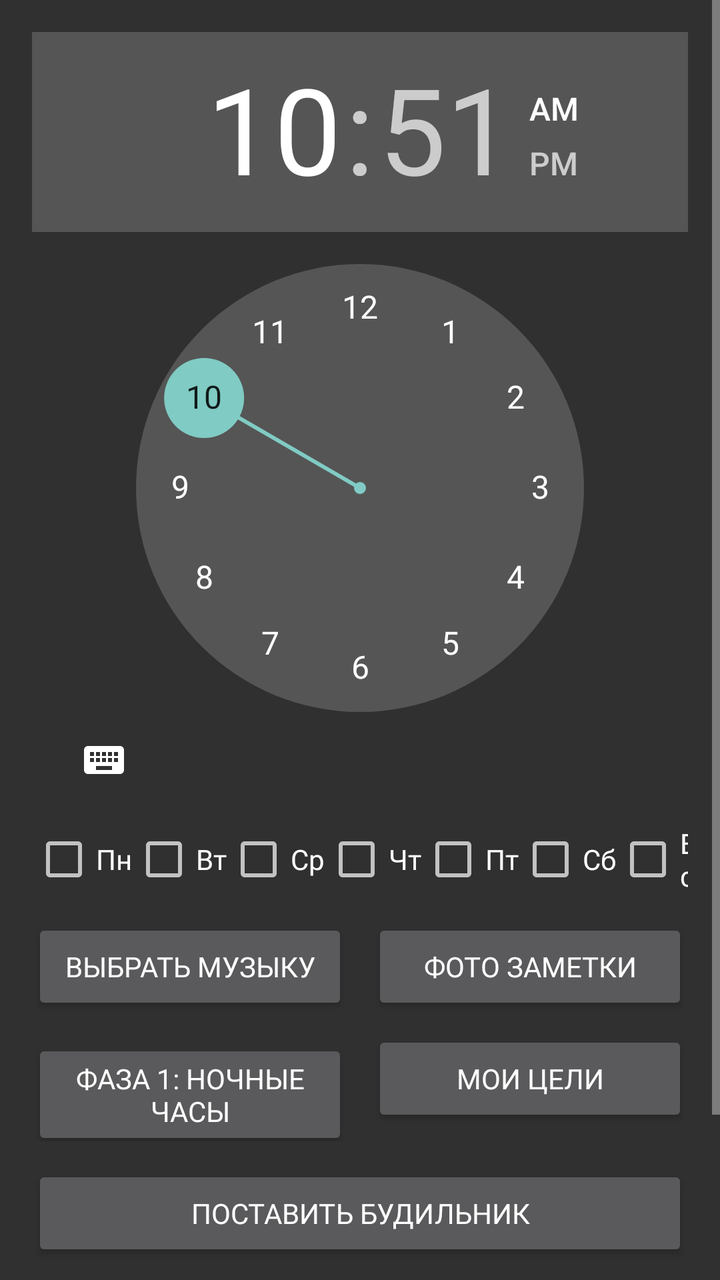
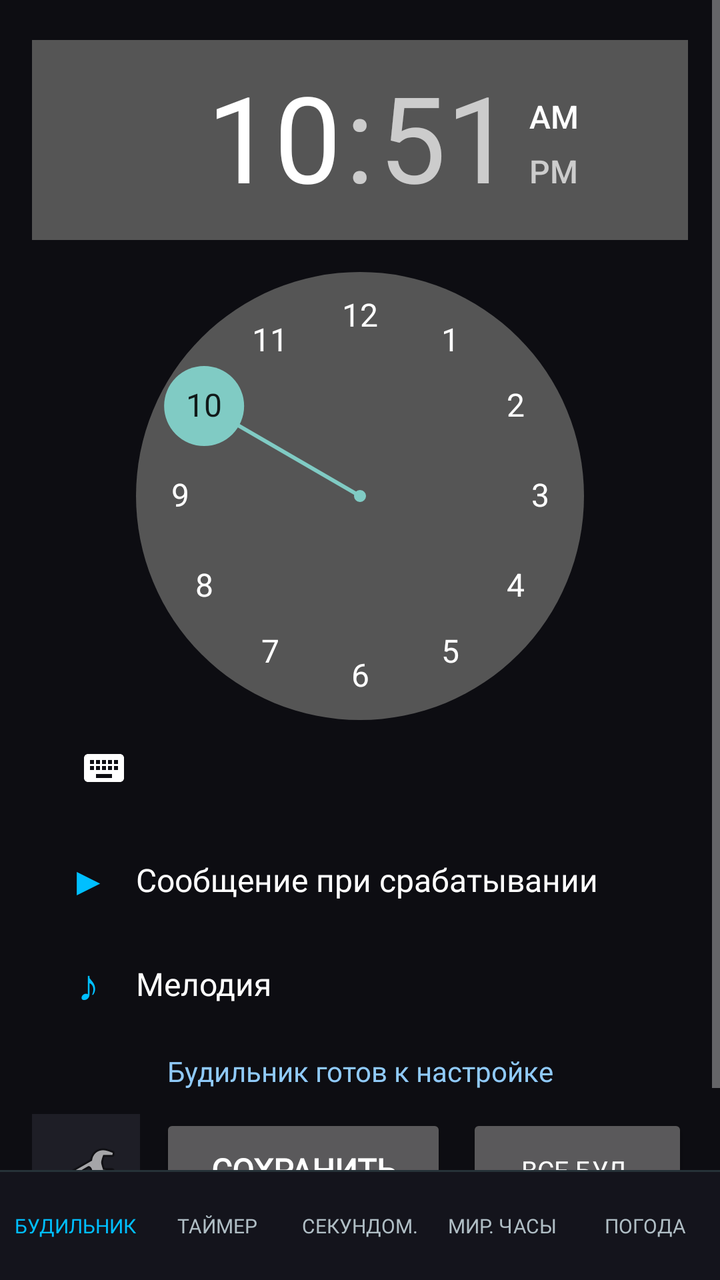

An Android layout rendered at two revisions. The XML below is the earlier revision; the diff shows what the commit changed to produce the second picture.
<!-- AndroidManifest.xml: application theme Theme.AppCompat.NoActionBar -->
<!-- res/layout/activity_main.xml -->
<?xml version="1.0" encoding="utf-8"?>
<ScrollView xmlns:android="http://schemas.android.com/apk/res/android"
    android:layout_width="match_parent"
    android:layout_height="match_parent"
    android:fillViewport="true">

    <LinearLayout
        android:layout_width="match_parent"
        android:layout_height="wrap_content"
        android:gravity="center"
        android:orientation="vertical"
        android:padding="16dp">

        <TimePicker
            android:id="@+id/timePicker"
            android:layout_width="wrap_content"
            android:layout_height="wrap_content" />

        <LinearLayout
            android:layout_width="match_parent"
            android:layout_height="wrap_content"
            android:layout_marginTop="8dp"
            android:gravity="center"
            android:orientation="horizontal">

            <CheckBox android:id="@+id/cbMon" android:layout_width="wrap_content" android:layout_height="wrap_content" android:fontFamily="@font/comic_sans_pixel" android:text="Пн" />
            <CheckBox android:id="@+id/cbTue" android:layout_width="wrap_content" android:layout_height="wrap_content" android:fontFamily="@font/comic_sans_pixel" android:text="Вт" />
            <CheckBox android:id="@+id/cbWed" android:layout_width="wrap_content" android:layout_height="wrap_content" android:fontFamily="@font/comic_sans_pixel" android:text="Ср" />
            <CheckBox android:id="@+id/cbThu" android:layout_width="wrap_content" android:layout_height="wrap_content" android:fontFamily="@font/comic_sans_pixel" android:text="Чт" />
            <CheckBox android:id="@+id/cbFri" android:layout_width="wrap_content" android:layout_height="wrap_content" android:fontFamily="@font/comic_sans_pixel" android:text="Пт" />
            <CheckBox android:id="@+id/cbSat" android:layout_width="wrap_content" android:layout_height="wrap_content" android:fontFamily="@font/comic_sans_pixel" android:text="Сб" />
            <CheckBox android:id="@+id/cbSun" android:layout_width="wrap_content" android:layout_height="wrap_content" android:fontFamily="@font/comic_sans_pixel" android:text="Вс" />
        </LinearLayout>

        
        <LinearLayout
            android:layout_width="match_parent"
            android:layout_height="wrap_content"
            android:layout_marginTop="12dp"
            android:orientation="horizontal">

            <Button
                android:id="@+id/btnPickMusic"
                android:layout_width="0dp"
                android:layout_height="wrap_content"
                android:layout_marginEnd="6dp"
                android:layout_weight="1"
                android:fontFamily="@font/comic_sans_pixel"
                android:text="Выбрать музыку" />

            <Button
                android:id="@+id/btnPickPhoto"
                android:layout_width="0dp"
                android:layout_height="wrap_content"
                android:layout_marginStart="6dp"
                android:layout_weight="1"
                android:fontFamily="@font/comic_sans_pixel"
                android:text="Фото заметки" />
        </LinearLayout>

        
        <LinearLayout
            android:layout_width="match_parent"
            android:layout_height="wrap_content"
            android:layout_marginTop="8dp"
            android:orientation="horizontal">

            <Button
                android:id="@+id/btnPhase1Style"
                android:layout_width="0dp"
                android:layout_height="wrap_content"
                android:layout_marginEnd="6dp"
                android:layout_weight="1"
                android:fontFamily="@font/comic_sans_pixel"
                android:text="Фаза 1: Ночные часы" />

            <Button
                android:id="@+id/btnGoals"
                android:layout_width="0dp"
                android:layout_height="wrap_content"
                android:layout_marginStart="6dp"
                android:layout_weight="1"
                android:fontFamily="@font/comic_sans_pixel"
                android:text="Мои цели" />
        </LinearLayout>

        <Button
            android:id="@+id/btnSet"
            android:layout_width="match_parent"
            android:layout_height="wrap_content"
            android:layout_marginTop="12dp"
            android:fontFamily="@font/comic_sans_pixel"
            android:text="Поставить будильник" />

        <Button
            android:id="@+id/btnCancel"
            android:layout_width="match_parent"
            android:layout_height="wrap_content"
            android:layout_marginTop="8dp"
            android:fontFamily="@font/comic_sans_pixel"
            android:text="Снять будильник" />

        <TextView
            android:id="@+id/info"
            android:layout_width="match_parent"
            android:layout_height="wrap_content"
            android:layout_marginTop="12dp"
            android:fontFamily="@font/comic_sans_pixel"
            android:gravity="center"
            android:text="Будильник не установлен"
            android:textSize="15sp" />
    </LinearLayout>
</ScrollView>
<!-- resources referenced by this layout -->
<resources>

</resources>

<!-- the commit's change to res/layout/activity_main.xml (unified diff, before → after) -->
@@ -1,113 +1,233 @@
 <?xml version="1.0" encoding="utf-8"?>
-<ScrollView xmlns:android="http://schemas.android.com/apk/res/android"
+<LinearLayout xmlns:android="http://schemas.android.com/apk/res/android"
     android:layout_width="match_parent"
     android:layout_height="match_parent"
-    android:fillViewport="true">
-
-    <LinearLayout
+    android:background="#0D0D12"
+    android:orientation="vertical">
+
+    
+    <ScrollView
         android:layout_width="match_parent"
-        android:layout_height="wrap_content"
-        android:gravity="center"
-        android:orientation="vertical"
-        android:padding="16dp">
-
-        <TimePicker
-            android:id="@+id/timePicker"
-            android:layout_width="wrap_content"
-            android:layout_height="wrap_content" />
+        android:layout_height="0dp"
+        android:layout_weight="1"
+        android:fillViewport="true">
 
         <LinearLayout
             android:layout_width="match_parent"
             android:layout_height="wrap_content"
-            android:layout_marginTop="8dp"
-            android:gravity="center"
-            android:orientation="horizontal">
-
-            <CheckBox android:id="@+id/cbMon" android:layout_width="wrap_content" android:layout_height="wrap_content" android:fontFamily="@font/comic_sans_pixel" android:text="Пн" />
-            <CheckBox android:id="@+id/cbTue" android:layout_width="wrap_content" android:layout_height="wrap_content" android:fontFamily="@font/comic_sans_pixel" android:text="Вт" />
-            <CheckBox android:id="@+id/cbWed" android:layout_width="wrap_content" android:layout_height="wrap_content" android:fontFamily="@font/comic_sans_pixel" android:text="Ср" />
-            <CheckBox android:id="@+id/cbThu" android:layout_width="wrap_content" android:layout_height="wrap_content" android:fontFamily="@font/comic_sans_pixel" android:text="Чт" />
-            <CheckBox android:id="@+id/cbFri" android:layout_width="wrap_content" android:layout_height="wrap_content" android:fontFamily="@font/comic_sans_pixel" android:text="Пт" />
-            <CheckBox android:id="@+id/cbSat" android:layout_width="wrap_content" android:layout_height="wrap_content" android:fontFamily="@font/comic_sans_pixel" android:text="Сб" />
-            <CheckBox android:id="@+id/cbSun" android:layout_width="wrap_content" android:layout_height="wrap_content" android:fontFamily="@font/comic_sans_pixel" android:text="Вс" />
+            android:gravity="center_horizontal"
+            android:orientation="vertical"
+            android:padding="16dp">
+
+            
+            <TimePicker
+                android:id="@+id/timePicker"
+                android:layout_width="wrap_content"
+                android:layout_height="wrap_content"
+                android:layout_marginTop="4dp"
+                android:timePickerMode="clock" />
+
+            
+            <LinearLayout
+                android:id="@+id/rowMessage"
+                android:layout_width="match_parent"
+                android:layout_height="48dp"
+                android:layout_marginTop="8dp"
+                android:background="?attr/selectableItemBackground"
+                android:clickable="true"
+                android:focusable="true"
+                android:gravity="center_vertical"
+                android:orientation="horizontal"
+                android:paddingHorizontal="12dp">
+
+                <TextView
+                    android:layout_width="32dp"
+                    android:layout_height="wrap_content"
+                    android:gravity="center"
+                    android:text="▶"
+                    android:textColor="#00BFFF"
+                    android:textSize="20sp" />
+
+                <TextView
+                    android:layout_width="0dp"
+                    android:layout_height="wrap_content"
+                    android:layout_marginStart="8dp"
+                    android:layout_weight="1"
+                    android:fontFamily="@font/comic_sans_pixel"
+                    android:text="Сообщение при срабатывании"
+                    android:textColor="#FFFFFF"
+                    android:textSize="16sp" />
+            </LinearLayout>
+
+            
+            <LinearLayout
+                android:id="@+id/rowMelody"
+                android:layout_width="match_parent"
+                android:layout_height="48dp"
+                android:layout_marginTop="4dp"
+                android:background="?attr/selectableItemBackground"
+                android:clickable="true"
+                android:focusable="true"
+                android:gravity="center_vertical"
+                android:orientation="horizontal"
+                android:paddingHorizontal="12dp">
+
+                <TextView
+                    android:layout_width="32dp"
+                    android:layout_height="wrap_content"
+                    android:gravity="center"
+                    android:text="♪"
+                    android:textColor="#00BFFF"
+                    android:textSize="22sp" />
+
+                <TextView
+                    android:id="@+id/tvMelodyLabel"
+                    android:layout_width="0dp"
+                    android:layout_height="wrap_content"
+                    android:layout_marginStart="8dp"
+                    android:layout_weight="1"
+                    android:fontFamily="@font/comic_sans_pixel"
+                    android:text="Мелодия"
+                    android:textColor="#FFFFFF"
+                    android:textSize="16sp" />
+            </LinearLayout>
+
+            
+            <TextView
+                android:id="@+id/info"
+                android:layout_width="match_parent"
+                android:layout_height="wrap_content"
+                android:layout_marginTop="10dp"
+                android:fontFamily="@font/comic_sans_pixel"
+                android:gravity="center"
+                android:text="Будильник готов к настройке"
+                android:textColor="#90CAF9"
+                android:textSize="14sp" />
+
+            <View
+                android:layout_width="match_parent"
+                android:layout_height="0dp"
+                android:layout_weight="1" />
+
+            
+            <LinearLayout
+                android:layout_width="match_parent"
+                android:layout_height="56dp"
+                android:layout_marginTop="12dp"
+                android:gravity="center_vertical"
+                android:orientation="horizontal">
+
+                
+                <ImageButton
+                    android:id="@+id/btnAlarmSettings"
+                    android:layout_width="54dp"
+                    android:layout_height="match_parent"
+                    android:layout_marginEnd="6dp"
+                    android:background="#1E1E26"
+                    android:contentDescription="Настройки будильников"
+                    android:src="@android:drawable/ic_menu_preferences" />
+
+                
+                <Button
+                    android:id="@+id/btnSet"
+                    android:layout_width="0dp"
+                    android:layout_height="match_parent"
+                    android:layout_marginHorizontal="4dp"
+                    android:layout_weight="1.3"
+                    android:fontFamily="@font/comic_sans_pixel"
+                    android:text="Сохранить"
+                    android:textSize="16sp"
+                    android:textStyle="bold" />
+
+                
+                <Button
+                    android:id="@+id/btnAllAlarms"
+                    android:layout_width="0dp"
+                    android:layout_height="match_parent"
+                    android:layout_marginStart="6dp"
+                    android:layout_weight="1"
+                    android:fontFamily="@font/comic_sans_pixel"
+                    android:text="Все буд."
+                    android:textSize="13sp" />
+            </LinearLayout>
+
         </LinearLayout>
-
-        
-        <LinearLayout
-            android:layout_width="match_parent"
-            android:layout_height="wrap_content"
-            android:layout_marginTop="12dp"
-            android:orientation="horizontal">
-
-            <Button
-                android:id="@+id/btnPickMusic"
-                android:layout_width="0dp"
-                android:layout_height="wrap_content"
-                android:layout_marginEnd="6dp"
-                android:layout_weight="1"
-                android:fontFamily="@font/comic_sans_pixel"
-                android:text="Выбрать музыку" />
-
-            <Button
-                android:id="@+id/btnPickPhoto"
-                android:layout_width="0dp"
-                android:layout_height="wrap_content"
-                android:layout_marginStart="6dp"
-                android:layout_weight="1"
-                android:fontFamily="@font/comic_sans_pixel"
-                android:text="Фото заметки" />
-        </LinearLayout>
-
-        
-        <LinearLayout
-            android:layout_width="match_parent"
-            android:layout_height="wrap_content"
-            android:layout_marginTop="8dp"
-            android:orientation="horizontal">
-
-            <Button
-                android:id="@+id/btnPhase1Style"
-                android:layout_width="0dp"
-                android:layout_height="wrap_content"
-                android:layout_marginEnd="6dp"
-                android:layout_weight="1"
-                android:fontFamily="@font/comic_sans_pixel"
-                android:text="Фаза 1: Ночные часы" />
-
-            <Button
-                android:id="@+id/btnGoals"
-                android:layout_width="0dp"
-                android:layout_height="wrap_content"
-                android:layout_marginStart="6dp"
-                android:layout_weight="1"
-                android:fontFamily="@font/comic_sans_pixel"
-                android:text="Мои цели" />
-        </LinearLayout>
-
-        <Button
-            android:id="@+id/btnSet"
-            android:layout_width="match_parent"
-            android:layout_height="wrap_content"
-            android:layout_marginTop="12dp"
-            android:fontFamily="@font/comic_sans_pixel"
-            android:text="Поставить будильник" />
-
-        <Button
-            android:id="@+id/btnCancel"
-            android:layout_width="match_parent"
-            android:layout_height="wrap_content"
-            android:layout_marginTop="8dp"
-            android:fontFamily="@font/comic_sans_pixel"
-            android:text="Снять будильник" />
-
-        <TextView
-            android:id="@+id/info"
-            android:layout_width="match_parent"
-            android:layout_height="wrap_content"
-            android:layout_marginTop="12dp"
-            android:fontFamily="@font/comic_sans_pixel"
-            android:gravity="center"
-            android:text="Будильник не установлен"
-            android:textSize="15sp" />
+    </ScrollView>
+
+    
+    <View
+        android:layout_width="match_parent"
+        android:layout_height="1dp"
+        android:background="#263238" />
+
+    
+    <LinearLayout
+        android:layout_width="match_parent"
+        android:layout_height="54dp"
+        android:background="#14141C"
+        android:gravity="center"
+        android:orientation="horizontal"
+        android:paddingHorizontal="2dp">
+
+        <Button
+            android:id="@+id/tabAlarm"
+            style="?android:attr/borderlessButtonStyle"
+            android:layout_width="0dp"
+            android:layout_height="match_parent"
+            android:layout_weight="1"
+            android:fontFamily="@font/comic_sans_pixel"
+            android:padding="2dp"
+            android:text="Будильник"
+            android:textColor="#00BFFF"
+            android:textSize="10sp" />
+
+        <Button
+            android:id="@+id/tabTimer"
+            style="?android:attr/borderlessButtonStyle"
+            android:layout_width="0dp"
+            android:layout_height="match_parent"
+            android:layout_weight="1"
+            android:fontFamily="@font/comic_sans_pixel"
+            android:padding="2dp"
+            android:text="Таймер"
+            android:textColor="#B0BEC5"
+            android:textSize="10sp" />
+
+        <Button
+            android:id="@+id/tabStopwatch"
+            style="?android:attr/borderlessButtonStyle"
+            android:layout_width="0dp"
+            android:layout_height="match_parent"
+            android:layout_weight="1"
+            android:fontFamily="@font/comic_sans_pixel"
+            android:padding="2dp"
+            android:text="Секундом."
+            android:textColor="#B0BEC5"
+            android:textSize="10sp" />
+
+        <Button
+            android:id="@+id/tabWorldClock"
+            style="?android:attr/borderlessButtonStyle"
+            android:layout_width="0dp"
+            android:layout_height="match_parent"
+            android:layout_weight="1"
+            android:fontFamily="@font/comic_sans_pixel"
+            android:padding="2dp"
+            android:text="Мир. часы"
+            android:textColor="#B0BEC5"
+            android:textSize="10sp" />
+
+        <Button
+            android:id="@+id/tabWeather"
+            style="?android:attr/borderlessButtonStyle"
+            android:layout_width="0dp"
+            android:layout_height="match_parent"
+            android:layout_weight="1"
+            android:fontFamily="@font/comic_sans_pixel"
+            android:padding="2dp"
+            android:text="Погода"
+            android:textColor="#B0BEC5"
+            android:textSize="10sp" />
     </LinearLayout>
-</ScrollView>
+
+</LinearLayout>
